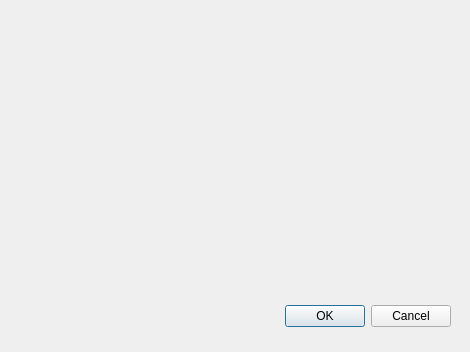
Qt form ui/modifiedgacoefdialog.ui (EvilCommunist/Neuro-Simulator) before a commit.
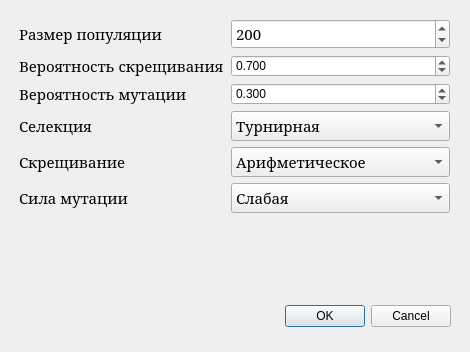
The same form after that commit.

```diff
--- a/ui/modifiedgacoefdialog.ui
+++ b/ui/modifiedgacoefdialog.ui
@@ -35,13 +35,231 @@
   <widget class="QWidget" name="gridLayoutWidget">
    <property name="geometry">
     <rect>
-     <x>10</x>
-     <y>20</y>
-     <width>441</width>
-     <height>271</height>
+     <x>19</x>
+     <y>19</y>
+     <width>431</width>
+     <height>261</height>
     </rect>
    </property>
-   <layout class="QGridLayout" name="gridLayout"/>
+   <layout class="QFormLayout" name="formLayout">
+    <item row="0" column="0">
+     <widget class="QLabel" name="label">
+      <property name="font">
+       <font>
+        <family>Garamond</family>
+        <pointsize>11</pointsize>
+       </font>
+      </property>
+      <property name="text">
+       <string>Размер популяции</string>
+      </property>
+     </widget>
+    </item>
+    <item row="1" column="0">
+     <widget class="QLabel" name="label_2">
+      <property name="font">
+       <font>
+        <family>Garamond</family>
+        <pointsize>11</pointsize>
+       </font>
+      </property>
+      <property name="text">
+       <string>Вероятность скрещивания</string>
+      </property>
+     </widget>
+    </item>
+    <item row="2" column="0">
+     <widget class="QLabel" name="label_3">
+      <property name="font">
+       <font>
+        <family>Garamond</family>
+        <pointsize>11</pointsize>
+       </font>
+      </property>
+      <property name="text">
+       <string>Вероятность мутации</string>
+      </property>
+     </widget>
+    </item>
+    <item row="3" column="0">
+     <widget class="QLabel" name="label_4">
+      <property name="font">
+       <font>
+        <family>Garamond</family>
+        <pointsize>11</pointsize>
+       </font>
+      </property>
+      <property name="text">
+       <string>Селекция</string>
+      </property>
+     </widget>
+    </item>
+    <item row="4" column="0">
+     <widget class="QLabel" name="label_5">
+      <property name="font">
+       <font>
+        <family>Garamond</family>
+        <pointsize>11</pointsize>
+       </font>
+      </property>
+      <property name="text">
+       <string>Скрещивание</string>
+      </property>
+     </widget>
+    </item>
+    <item row="5" column="0">
+     <widget class="QLabel" name="label_6">
+      <property name="font">
+       <font>
+        <family>Garamond</family>
+        <pointsize>11</pointsize>
+       </font>
+      </property>
+      <property name="text">
+       <string>Сила мутации</string>
+      </property>
+     </widget>
+    </item>
+    <item row="0" column="1">
+     <widget class="QSpinBox" name="popSize">
+      <property name="font">
+       <font>
+        <family>Garamond</family>
+        <pointsize>11</pointsize>
+       </font>
+      </property>
+      <property name="minimum">
+       <number>1</number>
+      </property>
+      <property name="maximum">
+       <number>10000</number>
+      </property>
+      <property name="singleStep">
+       <number>10</number>
+      </property>
+      <property name="value">
+       <number>200</number>
+      </property>
+     </widget>
+    </item>
+    <item row="1" column="1">
+     <widget class="QDoubleSpinBox" name="pCross">
+      <property name="decimals">
+       <number>3</number>
+      </property>
+      <property name="maximum">
+       <double>1.000000000000000</double>
+      </property>
+      <property name="singleStep">
+       <double>0.010000000000000</double>
+      </property>
+      <property name="value">
+       <double>0.700000000000000</double>
+      </property>
+     </widget>
+    </item>
+    <item row="2" column="1">
+     <widget class="QDoubleSpinBox" name="pMute">
+      <property name="decimals">
+       <number>3</number>
+      </property>
+      <property name="maximum">
+       <double>1.000000000000000</double>
+      </property>
+      <property name="singleStep">
+       <double>0.010000000000000</double>
+      </property>
+      <property name="value">
+       <double>0.300000000000000</double>
+      </property>
+     </widget>
+    </item>
+    <item row="3" column="1">
+     <widget class="QComboBox" name="selection">
+      <property name="font">
+       <font>
+        <family>Garamond</family>
+        <pointsize>11</pointsize>
+       </font>
+      </property>
+      <item>
+       <property name="text">
+        <string>Турнирная</string>
+       </property>
+      </item>
+      <item>
+       <property name="text">
+        <string>Пропорциональная</string>
+       </property>
+      </item>
+     </widget>
+    </item>
+    <item row="4" column="1">
+     <widget class="QComboBox" name="crossoverType">
+      <property name="font">
+       <font>
+        <family>Garamond</family>
+        <pointsize>11</pointsize>
+       </font>
+      </property>
+      <item>
+       <property name="text">
+        <string>Арифметическое</string>
+       </property>
+      </item>
+      <item>
+       <property name="text">
+        <string>BLX-alpha</string>
+       </property>
+      </item>
+      <item>
+       <property name="text">
+        <string>Линейное</string>
+       </property>
+      </item>
+      <item>
+       <property name="text">
+        <string>Одноточечное</string>
+       </property>
+      </item>
+      <item>
+       <property name="text">
+        <string>Двуточечное</string>
+       </property>
+      </item>
+      <item>
+       <property name="text">
+        <string>Равномерное</string>
+       </property>
+      </item>
+     </widget>
+    </item>
+    <item row="5" column="1">
+     <widget class="QComboBox" name="mutStrength">
+      <property name="font">
+       <font>
+        <family>Garamond</family>
+        <pointsize>11</pointsize>
+       </font>
+      </property>
+      <item>
+       <property name="text">
+        <string>Слабая</string>
+       </property>
+      </item>
+      <item>
+       <property name="text">
+        <string>Сильная</string>
+       </property>
+      </item>
+      <item>
+       <property name="text">
+        <string>Средняя</string>
+       </property>
+      </item>
+     </widget>
+    </item>
+   </layout>
   </widget>
  </widget>
  <resources/>
```
Left out of the diff: 2 changed lines with no effect on the pictures.
